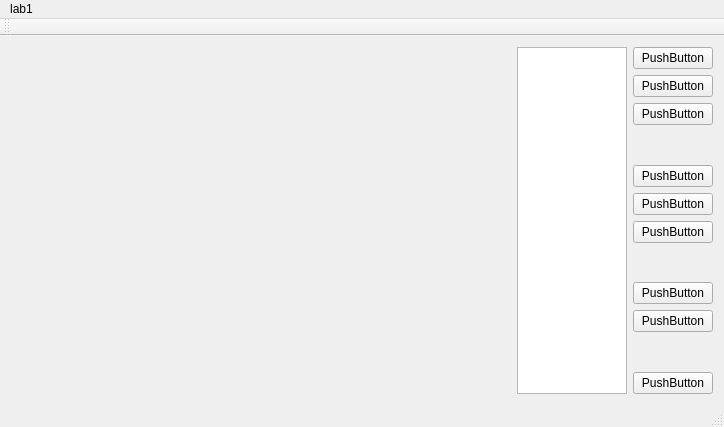
The window that lab1/mainwindow.ui (aminbenarieb/cg_lab1) describes before a commit, drawn with Qt 5.
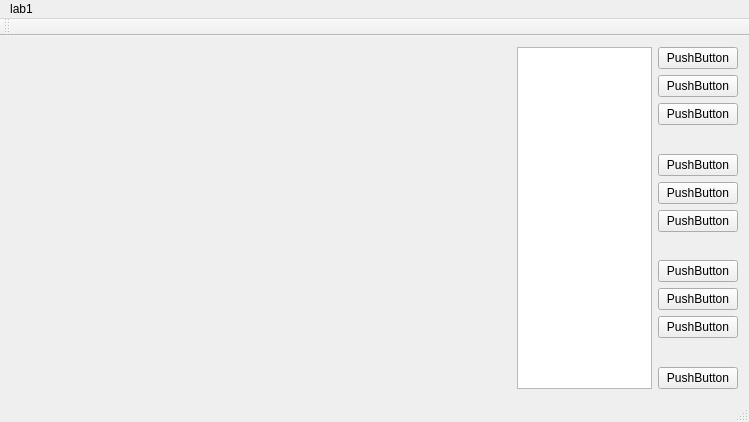
The same window after the commit. Custom widgets are drawn as their Qt base class.

```diff
--- a/lab1/mainwindow.ui
+++ b/lab1/mainwindow.ui
@@ -6,8 +6,8 @@
    <rect>
     <x>0</x>
     <y>0</y>
-    <width>724</width>
-    <height>427</height>
+    <width>749</width>
+    <height>422</height>
    </rect>
   </property>
   <property name="windowTitle">
@@ -137,6 +137,13 @@
         </property>
        </widget>
       </item>
+      <item>
+       <widget class="QPushButton" name="btnGenerate">
+        <property name="text">
+         <string>PushButton</string>
+        </property>
+       </widget>
+      </item>
       <item>
        <widget class="QPushButton" name="btnClean">
         <property name="text">
@@ -173,7 +180,7 @@
     <rect>
      <x>0</x>
      <y>0</y>
-     <width>724</width>
+     <width>749</width>
      <height>22</height>
     </rect>
    </property>
```
Left out of the diff: 1 changed line with no effect on the pictures.
